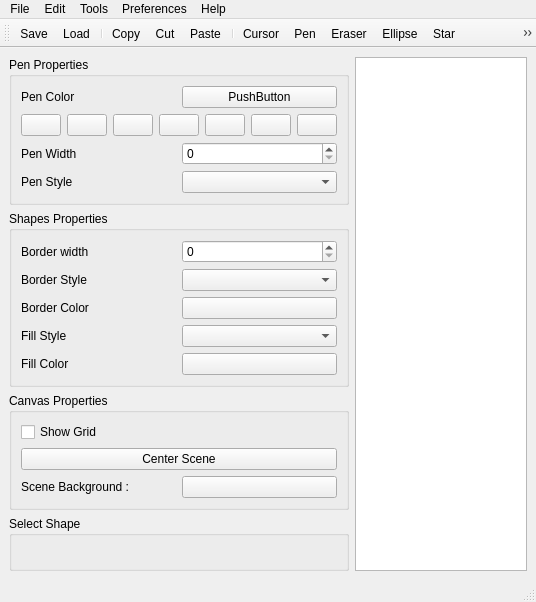
Before: the Qt Designer form mainwindow.ui in BlueMasterDev/ProjectPainterApp, drawn with Qt 5.
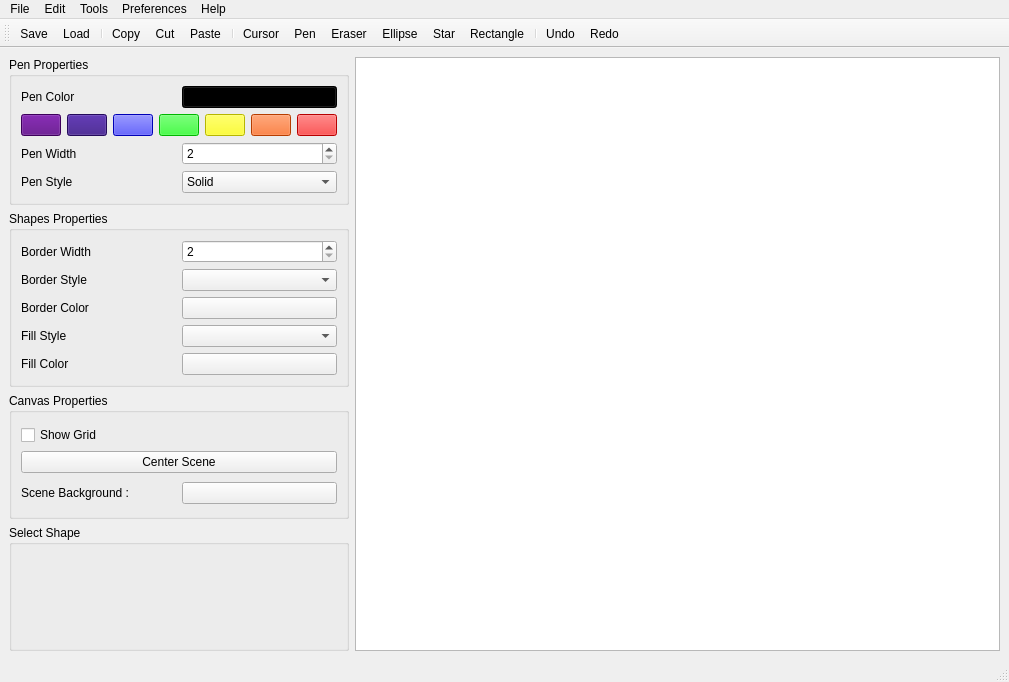
After: the same form once the commit is applied. Icons and pictures are not drawn.

Commit message: tracage de ligne + modif UI part pen properties

Patch:
```diff
--- a/mainwindow.ui
+++ b/mainwindow.ui
@@ -6,8 +6,8 @@
    <rect>
     <x>0</x>
     <y>0</y>
-    <width>536</width>
-    <height>389</height>
+    <width>1009</width>
+    <height>682</height>
    </rect>
   </property>
   <property name="windowTitle">
@@ -35,9 +35,12 @@
               </widget>
              </item>
              <item>
-              <widget class="QPushButton" name="penColorButton">
+              <widget class="QPushButton" name="PushButton">
+               <property name="styleSheet">
+                <string notr="true">background-color: rgb(0, 0, 0);</string>
+               </property>
                <property name="text">
-                <string>PushButton</string>
+                <string>                                         </string>
                </property>
               </widget>
              </item>
@@ -46,49 +49,70 @@
            <item>
             <layout class="QHBoxLayout" name="selectColorsHLayout">
              <item>
-              <widget class="QPushButton" name="color1Button">
+              <widget class="QPushButton" name="pushButton_8">
+               <property name="styleSheet">
+                <string notr="true">background-color: rgb(85, 0, 127);</string>
+               </property>
                <property name="text">
                 <string/>
                </property>
               </widget>
              </item>
              <item>
-              <widget class="QPushButton" name="color2Button">
+              <widget class="QPushButton" name="pushButton_7">
+               <property name="styleSheet">
+                <string notr="true">background-color: rgb(50, 14, 127);</string>
+               </property>
                <property name="text">
                 <string/>
                </property>
               </widget>
              </item>
              <item>
-              <widget class="QPushButton" name="color3Button">
+              <widget class="QPushButton" name="pushButton_6">
+               <property name="styleSheet">
+                <string notr="true">background-color: rgb(0, 0, 255);</string>
+               </property>
                <property name="text">
                 <string/>
                </property>
               </widget>
              </item>
              <item>
-              <widget class="QPushButton" name="color4Button">
+              <widget class="QPushButton" name="pushButton_5">
+               <property name="styleSheet">
+                <string notr="true">background-color: rgb(0, 255, 0);</string>
+               </property>
                <property name="text">
                 <string/>
                </property>
               </widget>
              </item>
              <item>
-              <widget class="QPushButton" name="color5Button">
+              <widget class="QPushButton" name="pushButton_4">
+               <property name="styleSheet">
+                <string notr="true">background-color: rgb(255, 255, 0);</string>
+               </property>
                <property name="text">
                 <string/>
                </property>
               </widget>
              </item>
              <item>
-              <widget class="QPushButton" name="color6Button">
+              <widget class="QPushButton" name="pushButton_3">
+               <property name="styleSheet">
+                <string notr="true">background-color: rgb(255, 85, 0);</string>
+               </property>
                <property name="text">
                 <string/>
                </property>
               </widget>
              </item>
              <item>
-              <widget class="QPushButton" name="color7Button">
+              <widget class="QPushButton" name="pushButton_2">
+               <property name="styleSheet">
+                <string notr="true">background-color: rgb(255, 0, 0);</string>
+               </property>
                <property name="text">
                 <string/>
                </property>
@@ -106,7 +130,11 @@
               </widget>
              </item>
              <item>
-              <widget class="QSpinBox" name="penWidthSpinBox"/>
+              <widget class="QSpinBox" name="spinBox">
+               <property name="minimum">
+                <number>2</number>
+               </property>
+              </widget>
              </item>
             </layout>
            </item>
@@ -120,7 +148,28 @@
               </widget>
              </item>
              <item>
-              <widget class="QComboBox" name="penStyleComboBox"/>
+              <widget class="QComboBox" name="comboBox">
+               <item>
+                <property name="text">
+                 <string>Solid</string>
+                </property>
+               </item>
+               <item>
+                <property name="text">
+                 <string>Dashed</string>
+                </property>
+               </item>
+               <item>
+                <property name="text">
+                 <string>Dotted</string>
+                </property>
+               </item>
+               <item>
+                <property name="text">
+                 <string>Dot Dashed</string>
+                </property>
+               </item>
+              </widget>
              </item>
             </layout>
            </item>
@@ -138,12 +187,16 @@
              <item>
               <widget class="QLabel" name="borderWidthLabel">
                <property name="text">
-                <string>Border width</string>
+                <string>Border Width</string>
                </property>
               </widget>
              </item>
              <item>
-              <widget class="QSpinBox" name="borderWidthSpinBox"/>
+              <widget class="QSpinBox" name="spinBox_2">
+               <property name="minimum">
+                <number>2</number>
+               </property>
+              </widget>
              </item>
             </layout>
            </item>
@@ -322,8 +375,8 @@
     <rect>
      <x>0</x>
      <y>0</y>
-     <width>536</width>
-     <height>17</height>
+     <width>1009</width>
+     <height>21</height>
     </rect>
    </property>
    <widget class="QMenu" name="menuFile">
```
Left out of the diff: 110 changed lines with no effect on the pictures. The commit also changes 3 other files.
